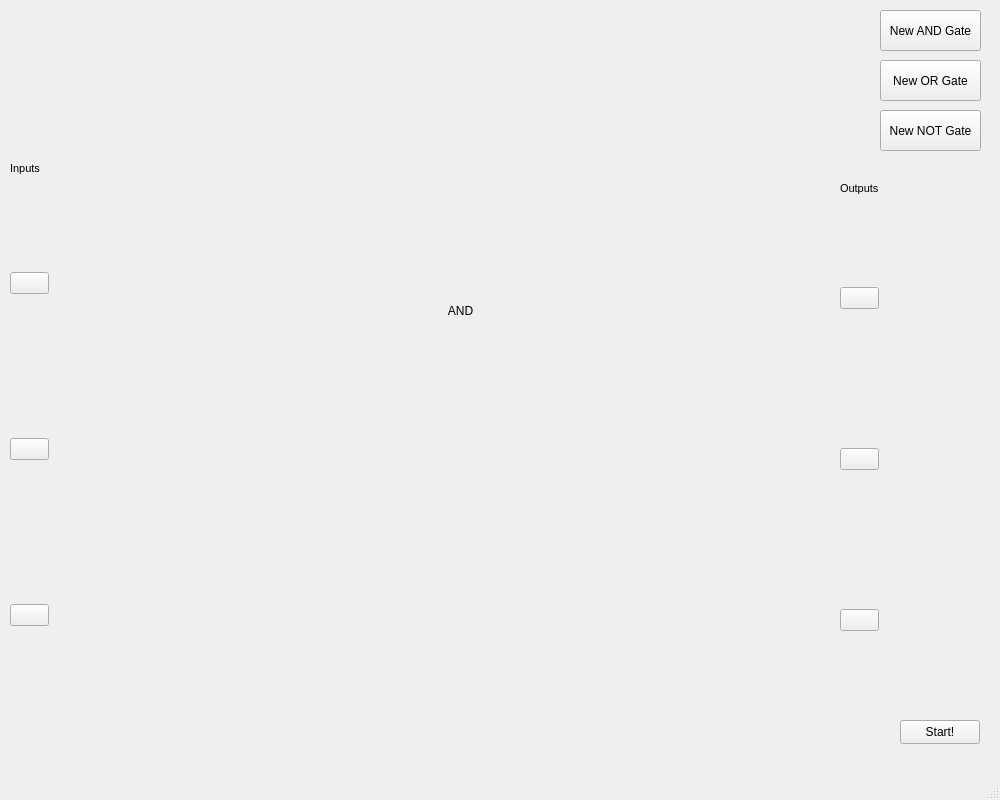
Above: assignment9/mainwindow.ui from UofU-CS3505/cs3505-assignment9-Figodes before the change. Below: the same form after it.
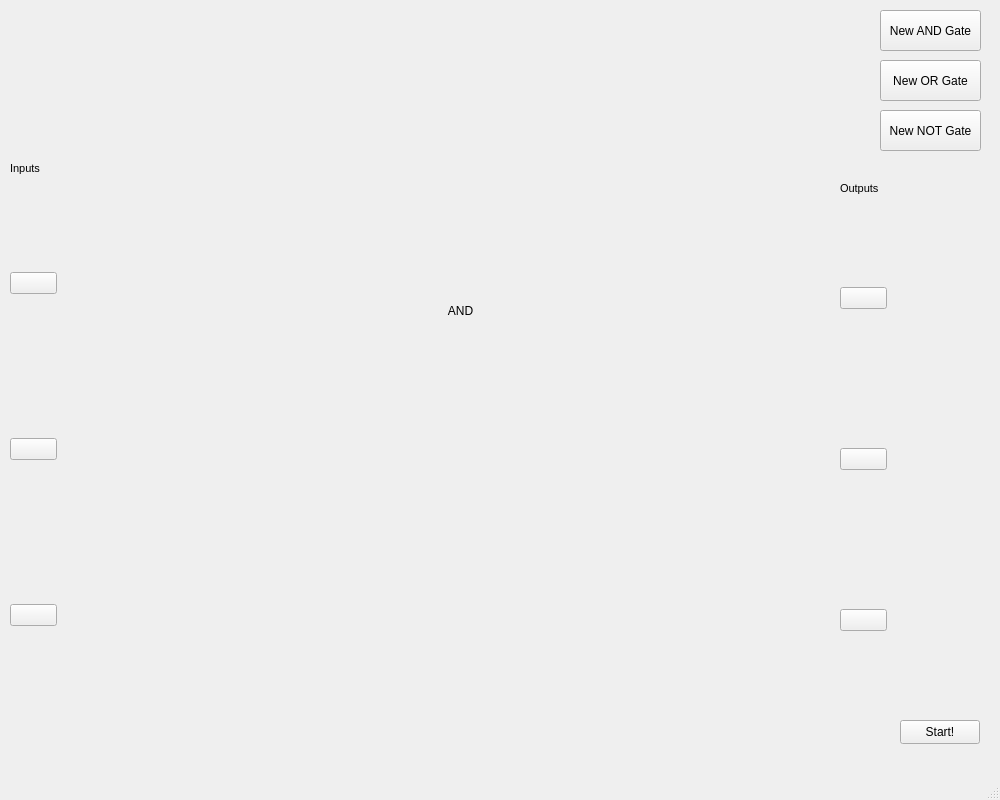
That is the form after the change. Custom widgets are drawn as their Qt base class.

Commit message: started line drawing

```diff
--- a/assignment9/mainwindow.ui
+++ b/assignment9/mainwindow.ui
@@ -17,10 +17,10 @@
    <widget class="QLabel" name="canvas">
     <property name="geometry">
      <rect>
-      <x>50</x>
-      <y>20</y>
-      <width>781</width>
-      <height>701</height>
+      <x>60</x>
+      <y>140</y>
+      <width>771</width>
+      <height>581</height>
      </rect>
     </property>
     <property name="text">
@@ -87,7 +87,7 @@
      <rect>
       <x>840</x>
       <y>200</y>
-      <width>39</width>
+      <width>47</width>
       <height>521</height>
      </rect>
     </property>
@@ -172,7 +172,7 @@
      <rect>
       <x>10</x>
       <y>180</y>
-      <width>39</width>
+      <width>47</width>
       <height>541</height>
      </rect>
     </property>
```
Left out of the diff: 2 changed lines with no effect on the pictures. The commit also changes 2 other files.
